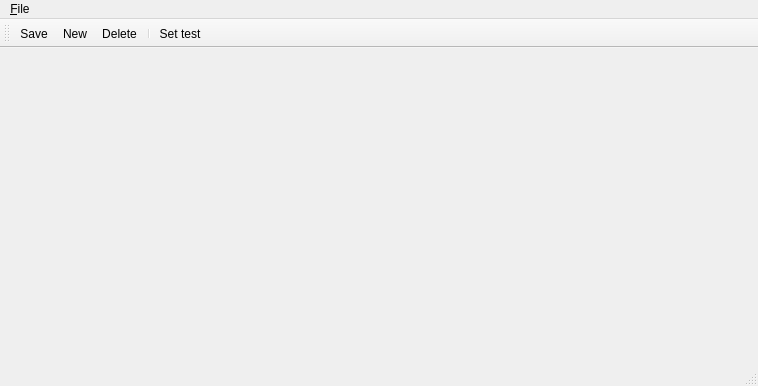
Before: the Qt Designer form tools/mdtcablelist/src/mdtTtCableCheckerWindow.ui in scandyna/multidiagtools, drawn with Qt 5.
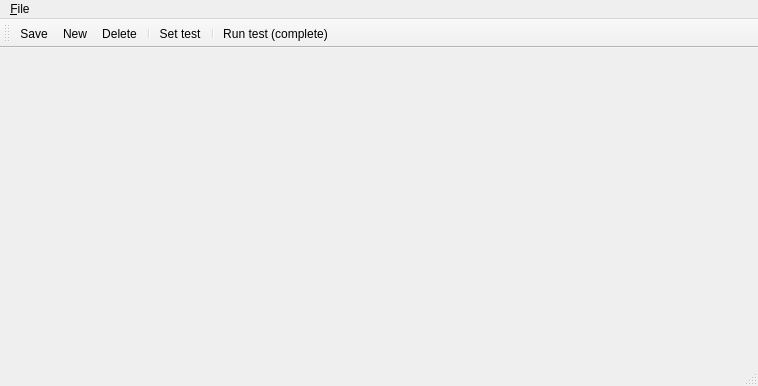
After: the same form once the commit is applied.

Commit message: Working on cable checker

```diff
--- a/tools/mdtcablelist/src/mdtTtCableCheckerWindow.ui
+++ b/tools/mdtcablelist/src/mdtTtCableCheckerWindow.ui
@@ -48,6 +48,8 @@
    <addaction name="actRemove"/>
    <addaction name="separator"/>
    <addaction name="actSetTest"/>
+   <addaction name="separator"/>
+   <addaction name="actRunTest"/>
   </widget>
   <action name="actSave">
    <property name="text">
@@ -69,6 +71,11 @@
     <string>Delete</string>
    </property>
   </action>
+  <action name="actRunTest">
+   <property name="text">
+    <string>Run test (complete)</string>
+   </property>
+  </action>
  </widget>
  <resources/>
  <connections/>
```
Left out of the diff: 2 changed lines with no effect on the pictures. The commit also changes 15 other files.
